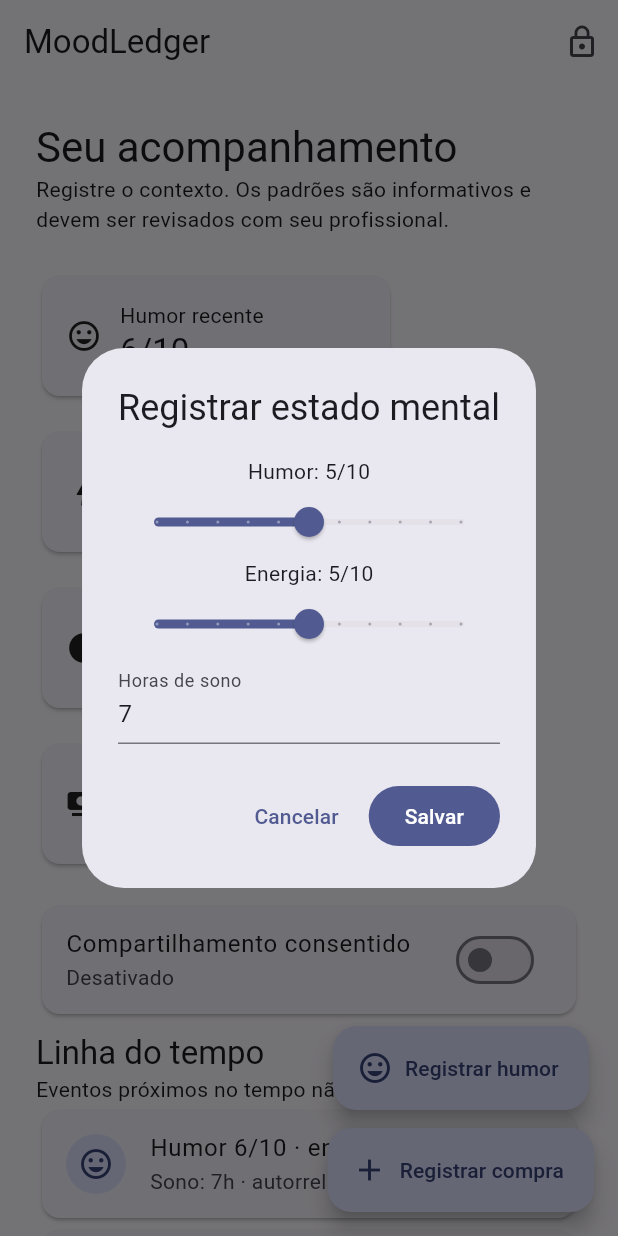
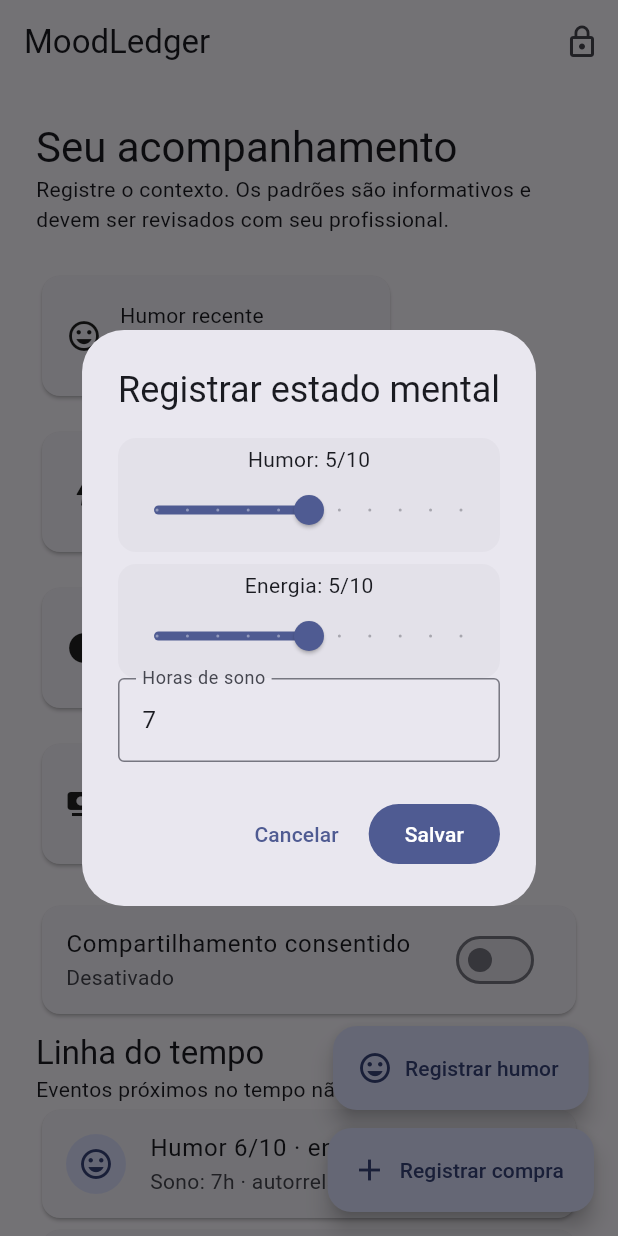
Before and after one commit to AloisioMagalhaes/bipolar-mood-spending-tracker, a Flutter app: the screen it shows after launch, after a tap on "Compartilhamento consentido", after a tap on "Registrar humor", on a phone screen of 412 x 824 dp. Run offline on Flutter 3.47's test engine with Material 3 defaults, Android fonts, the phone set to English and light mode, and no system bars; our stand-ins replace shared_preferences.

Commit message:
feat(ux): add native accessible mood scale component

```diff
--- /dev/null
+++ b/lib/design_system.dart
@@ -0,0 +1,30 @@
+import 'package:flutter/material.dart';
+
+/// Tokens e componentes locais do MoodLedger; sem dependências externas.
+abstract final class MoodLedgerTheme {
+  static ThemeData data() => ThemeData(
+        useMaterial3: true,
+        colorScheme: ColorScheme.fromSeed(seedColor: const Color(0xFF4055A8)),
+        inputDecorationTheme: const InputDecorationTheme(border: OutlineInputBorder()),
+        visualDensity: VisualDensity.adaptivePlatformDensity,
+      );
+}
+
+class MoodScaleTile extends StatelessWidget {
+  const MoodScaleTile({super.key, required this.label, required this.value, required this.onChanged});
+  final String label;
+  final double value;
+  final ValueChanged<double> onChanged;
+  @override
+  Widget build(BuildContext context) => Semantics(
+        label: '$label, valor ${value.round()} de 10',
+        value: '${value.round()} de 10',
+        slider: true,
+        child: AnimatedContainer(
+          duration: const Duration(milliseconds: 180),
+          padding: const EdgeInsets.symmetric(vertical: 4),
+          decoration: BoxDecoration(color: Theme.of(context).colorScheme.surfaceContainerHighest, borderRadius: BorderRadius.circular(12)),
+          child: Column(children: [Text('$label: ${value.round()}/10'), Slider(value: value, min: 0, max: 10, divisions: 10, onChanged: onChanged)]),
+        ),
+      );
+}
--- a/lib/main.dart
+++ b/lib/main.dart
@@ -1,5 +1,6 @@
 import 'package:flutter/material.dart';
 import 'package:shared_preferences/shared_preferences.dart';
+import 'design_system.dart';
 
 void main() => runApp(const MoodLedgerApp());
 
@@ -12,7 +13,7 @@ class MoodEntry { const MoodEntry({required this.mood, required this.energy, req
 class MoodLedgerApp extends StatelessWidget {
   const MoodLedgerApp({super.key});
   @override
-  Widget build(BuildContext context) => MaterialApp(title: 'MoodLedger', theme: ThemeData(colorScheme: ColorScheme.fromSeed(seedColor: Colors.indigo), useMaterial3: true), home: const DashboardPage());
+  Widget build(BuildContext context) => MaterialApp(title: 'MoodLedger', theme: MoodLedgerTheme.data(), home: const DashboardPage());
 }
 
 class DashboardPage extends StatefulWidget {
@@ -55,4 +56,4 @@ class _SpendingDialogState extends State<SpendingDialog> {
   @override Widget build(BuildContext context) => AlertDialog(title: const Text('Registrar compra'), content: SingleChildScrollView(child: Column(mainAxisSize: MainAxisSize.min, children: [TextField(controller: amount, keyboardType: TextInputType.number, decoration: const InputDecoration(labelText: 'Valor (R\$)')), DropdownButtonFormField<String>(initialValue: category, items: ['Alimentação', 'Lazer', 'Casa', 'Transporte', 'Outro'].map((x) => DropdownMenuItem(value: x, child: Text(x))).toList(), onChanged: (x) => setState(() => category = x!)), TextField(controller: motive, decoration: const InputDecoration(labelText: 'Motivo da compra')), SwitchListTile(title: const Text('Foi impulsiva?'), value: impulsive, onChanged: (x) => setState(() => impulsive = x))])), actions: [TextButton(onPressed: () => Navigator.pop(context), child: const Text('Cancelar')), FilledButton(onPressed: () { final v = double.tryParse(amount.text.replaceAll(',', '.')); if (v != null && v > 0 && motive.text.trim().isNotEmpty) Navigator.pop(context, SpendingEntry(date: DateTime.now(), amount: v, category: category, motive: motive.text.trim(), impulsive: impulsive)); }, child: const Text('Salvar'))]);
 }
 class MoodDialog extends StatefulWidget { const MoodDialog({super.key}); @override State<MoodDialog> createState() => _MoodDialogState(); }
-class _MoodDialogState extends State<MoodDialog> { double mood = 5, energy = 5; final sleep = TextEditingController(text: '7'); @override Widget build(BuildContext c) => AlertDialog(title: const Text('Registrar estado mental'), content: Column(mainAxisSize: MainAxisSize.min, children: [Text('Humor: ${mood.round()}/10'), Slider(value: mood, min: 0, max: 10, divisions: 10, onChanged: (v) => setState(() => mood = v)), Text('Energia: ${energy.round()}/10'), Slider(value: energy, min: 0, max: 10, divisions: 10, onChanged: (v) => setState(() => energy = v)), TextField(controller: sleep, keyboardType: TextInputType.number, decoration: const InputDecoration(labelText: 'Horas de sono'))]), actions: [TextButton(onPressed: () => Navigator.pop(c), child: const Text('Cancelar')), FilledButton(onPressed: () { final h = int.tryParse(sleep.text); if (h != null && h <= 24) Navigator.pop(c, MoodEntry(mood: mood.round(), energy: energy.round(), sleep: h)); }, child: const Text('Salvar'))]); }
+class _MoodDialogState extends State<MoodDialog> { double mood = 5, energy = 5; final sleep = TextEditingController(text: '7'); @override Widget build(BuildContext c) => AlertDialog(title: const Text('Registrar estado mental'), content: Column(mainAxisSize: MainAxisSize.min, children: [MoodScaleTile(label: 'Humor', value: mood, onChanged: (v) => setState(() => mood = v)), const SizedBox(height: 8), MoodScaleTile(label: 'Energia', value: energy, onChanged: (v) => setState(() => energy = v)), TextField(controller: sleep, keyboardType: TextInputType.number, decoration: const InputDecoration(labelText: 'Horas de sono'))]), actions: [TextButton(onPressed: () => Navigator.pop(c), child: const Text('Cancelar')), FilledButton(onPressed: () { final h = int.tryParse(sleep.text); if (h != null && h <= 24) Navigator.pop(c, MoodEntry(mood: mood.round(), energy: energy.round(), sleep: h)); }, child: const Text('Salvar'))]); }
```
Also changed, not shown: 3 other files.
